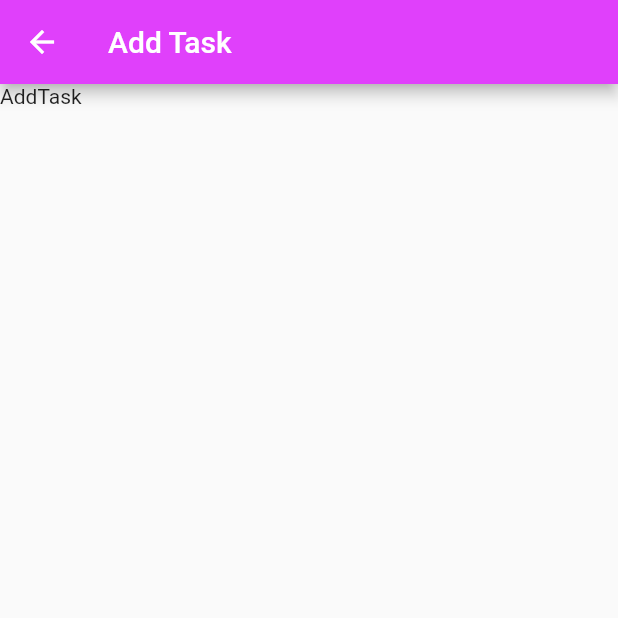
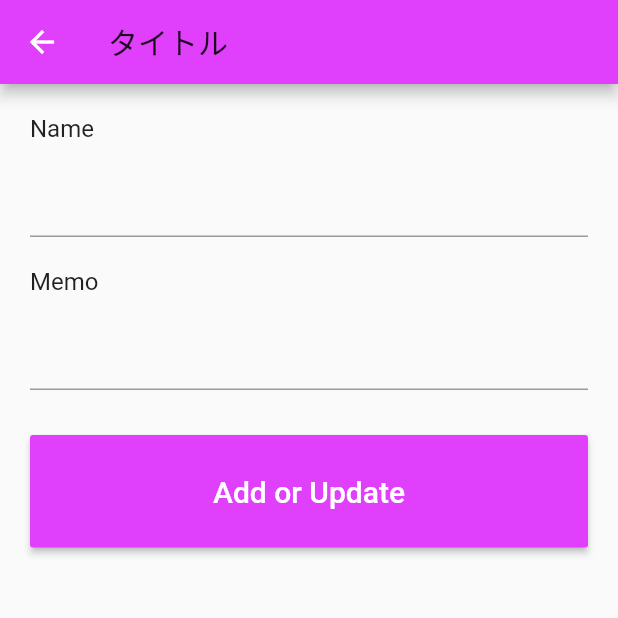
Before and after one commit to waterbook59/todo1_y_add_analysisoptions, a Flutter app: the AddTaskScreen screen opened directly, on a phone screen of 412 x 824 dp, the top half of it. Run offline on Flutter 3.47's test engine with Material 2 defaults, Android fonts, the light colour scheme and no system bars; our stand-ins replace moor, moor_ffi; generated files the repository leaves out were written again; Roboto replaces fonts that are missing (NotoSansJP-Bold, sawarabi-gothic-medium).

Commit message:
addTaskScreenのベース作成

```diff
--- a/lib/style.dart
+++ b/lib/style.dart
@@ -1,9 +1,14 @@
 import 'package:flutter/material.dart';
 
 const titleFont = 'Roboto-Medium';
-const regularFont ='sawarabi-gothic-medium';
+const regularFont = 'sawarabi-gothic-medium';
 const boldFont = 'NotoSansJP-Bold';
 
-const appBarTextStyle = TextStyle(fontSize:20,fontFamily: titleFont);
-const addTaskTextStyle = TextStyle(fontSize:16,fontFamily: regularFont);
-const taskCompleteTextStyle = TextStyle(fontSize:32,fontFamily: boldFont);
+const appBarTextStyle =
+    TextStyle(fontSize: 20, fontFamily: titleFont, color: Colors.black87);
+const addTaskTextStyle = TextStyle(fontSize: 16, fontFamily: regularFont);
+const taskCompleteTextStyle = TextStyle(fontSize: 32, fontFamily: boldFont);
+
+const inputTextStyle = TextStyle(fontSize: 16, fontFamily: boldFont);
+const buttonTextStyle =
+    TextStyle(fontSize: 20, fontFamily: boldFont, color: Colors.white);
--- /dev/null
+++ b/lib/view/components/input_part.dart
@@ -0,0 +1,30 @@
+import 'package:flutter/material.dart';
+import 'package:todo1yaddanalysisoptions/style.dart';
+
+class InputPart extends StatelessWidget {
+  const InputPart({this.label,this.textEditingController});
+  final String label;
+  final TextEditingController textEditingController;
+//  final bool isTextInputEnabled;
+
+  @override
+  Widget build(BuildContext context) {
+    return Column(
+      //TextとTextField左寄せ
+      crossAxisAlignment: CrossAxisAlignment.start,
+      children: <Widget>[
+        Text(label,style: addTaskTextStyle,textAlign: TextAlign.start,),
+        Padding(
+          padding: const EdgeInsets.only(top:15),
+          child: TextField(
+            controller: textEditingController,
+//            enabled: isTextInputEnabled,
+            style: inputTextStyle,
+            keyboardType: TextInputType.text,
+//            textAlign: TextAlign.center,
+          ),
+        ),
+      ],
+    );
+  }
+}
--- a/lib/view/screens/add_task_screen/add_task_screen.dart
+++ b/lib/view/screens/add_task_screen/add_task_screen.dart
@@ -1,19 +1,85 @@
 import 'package:flutter/material.dart';
+import 'package:provider/provider.dart';
 import 'package:todo1yaddanalysisoptions/style.dart';
 import 'package:todo1yaddanalysisoptions/util/constants.dart';
+import 'package:todo1yaddanalysisoptions/view/components/input_part.dart';
+import 'package:todo1yaddanalysisoptions/view_models/task_viewmodel.dart';
 
 class AddTaskScreen extends StatelessWidget {
   const AddTaskScreen({this.editType});
+
   final EditType editType;
-
 
   @override
   Widget build(BuildContext context) {
     return Scaffold(
       appBar: AppBar(
-        title: const Text('Add Task',style: appBarTextStyle),
+        //ここはConsumerにせずにeditTypeによって条件分岐すれば良いのでは？
+        title: Consumer<TaskViewModel>(builder: (context, model, child) {
+          return Text(
+            model.titleText,
+            style: appBarTextStyle,
+          );
+        }),
       ),
-      body: const Text('AddTask'),
+      body: SingleChildScrollView(
+        child: Padding(
+          padding: const EdgeInsets.symmetric(horizontal: 20),
+          child: Column(
+            children: <Widget>[
+              const SizedBox(height: 20),
+              //viewModel内のTextEditingControllerを取ってきて分割先のInputPartへ投げるイメージ
+              Consumer<TaskViewModel>(builder: (context, model, child) {
+                return InputPart(
+                  label: 'Name',
+                  textEditingController: model.taskNameController,
+                );
+              }),
+              const SizedBox(height: 20),
+              Consumer<TaskViewModel>(builder: (context, model, child) {
+                return InputPart(
+                    label: 'Memo',
+                    textEditingController: model.taskMemoController);
+              }),
+              const SizedBox(height: 30),
+              //ここの表記もConsumerじゃなくてeditTypeでText表記変える？
+
+              //ボタンを横幅いっぱいに伸ばしたい
+              // 方法1.SizedBox(width:double.infinity,height:,child:ボタン)
+              // 方法2.ButtonTheme(minWidth:,height:,child:ボタン)指定
+              SizedBox(
+                width: double.infinity,
+                height: 75,
+                child: RaisedButton(
+                    //todo ボタン押したらDBへ追加・更新 Fluttertoast表記
+                    onPressed: _onTaskRegistered,
+                    color: Colors.purpleAccent,
+                    child: Text(
+                      'Add or Update',
+                      style: buttonTextStyle,
+                    )),
+              ),
+//              ButtonTheme(
+//                minWidth: 300, height: 75, child: RaisedButton(
+//                //todo ボタン押したらDBへ追加・更新 Fluttertoast表記
+//                  onPressed: _onTaskRegistered,
+//                  color: Colors.purpleAccent,
+//                  child: Text(
+//                    'ボタン',
+//                    style: buttonTextStyle,
+//                  )),
+//              )
+            ],
+          ),
+        ),
+      ),
+
+      //const Center(child: Text('AddTask')),
     );
   }
+
+  Text _onTaskRegistered() {
+    print('押したら登録してTaskListへ戻る');
+    return const Text('');
+  }
 }
--- a/lib/view/components/empty_view.dart
+++ b/lib/view/screens/task_screen/empty_view.dart
@@ -1,6 +1,6 @@
 import 'package:flutter/material.dart';
 
-import '../../style.dart';
+import '../../../style.dart';
 
 class EmptyView extends StatelessWidget {
   @override
--- a/lib/view/screens/task_screen/task_list_view.dart
+++ b/lib/view/screens/task_screen/task_list_view.dart
@@ -1,6 +1,6 @@
 import 'package:flutter/material.dart';
 import 'package:provider/provider.dart';
-import 'package:todo1yaddanalysisoptions/view/components/empty_view.dart';
+import 'package:todo1yaddanalysisoptions/view/screens/task_screen/empty_view.dart';
 import 'package:todo1yaddanalysisoptions/view_models/task_viewmodel.dart';
 
 class TaskListView extends StatelessWidget {
@@ -21,13 +21,14 @@ class TaskListView extends StatelessWidget {
               title: Text(taskViewModel.tasks[i].title),
               subtitle: Text(taskViewModel.tasks[i].memo),
               value: taskViewModel.tasks[i].isToDo,
-//              //todo タップしたら更新
+               //todo タップしたらisTodo状態をDBへ更新
               onChanged: (value) => _clickCheckButton(value, context),
             );
           });
     });
   }
 
+  //todo タップしたらisTodo状態をDBへ更新
   Future<void> _clickCheckButton(bool value, BuildContext context) async {
     final taskViewModel = Provider.of<TaskViewModel>(context, listen: false);
     taskViewModel.clickCheckButton(value);
--- a/lib/view_models/task_viewmodel.dart
+++ b/lib/view_models/task_viewmodel.dart
@@ -6,6 +6,8 @@ import 'package:todo1yaddanalysisoptions/data_models/task.dart';
 import 'package:todo1yaddanalysisoptions/models/repository/task_repository.dart';
 
 class TaskViewModel extends ChangeNotifier{
+
+
   TaskViewModel({TaskRepository repository}):_taskRepository=repository;
   final TaskRepository _taskRepository;
 
@@ -16,6 +18,12 @@ class TaskViewModel extends ChangeNotifier{
   }
   bool _isDone =false;
   bool get isDone => _isDone;
+  TextEditingController _taskNameController;
+  TextEditingController get taskNameController => _taskNameController;
+  TextEditingController _taskMemoController;
+  TextEditingController get taskMemoController => _taskMemoController;
+  String _titleText='タイトル';
+  String get titleText => _titleText;
 
 
 
@@ -31,6 +39,7 @@ class TaskViewModel extends ChangeNotifier{
     }
   }
 
+  //todo タップしたらisTodo状態をDBへ更新 isTodoだけをDB上で更新
   Future<void> clickCheckButton(bool value) async{
     print('value:$value');
     _isDone= value;
```
Also changed, not shown: 1 other file.
